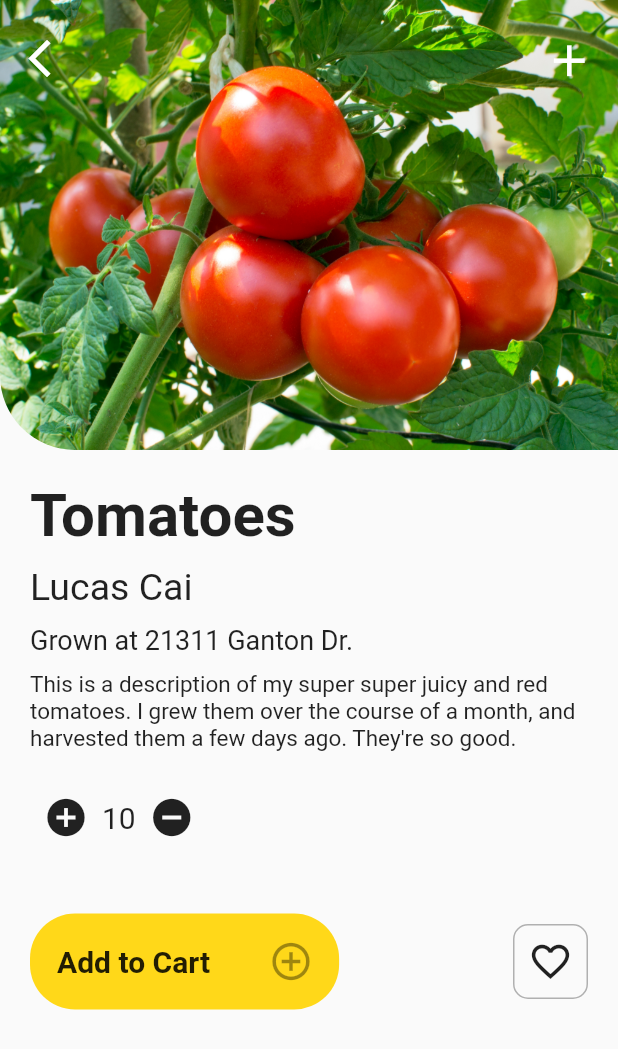
After one commit to PrasannS/farming_app, a Flutter app: the ProduceScreen screen opened directly, on a phone screen of 412 x 824 dp. The commit adds this screen. Shown: the top 1049 px of the screen. Run offline on Flutter 3.47's test engine with Material 2 defaults, Android fonts, the phone set to English and light mode, and no system bars; our stand-ins replace cloud_firestore, curved_navigation_bar, firebase_auth, firebase_storage, image_picker; accounts and stored records are empty.

Commit message:
added marketplace stuff

```diff
--- /dev/null
+++ b/lib/screens/produce_screen.dart
@@ -0,0 +1,116 @@
+import 'package:flutter/material.dart';
+
+class ProduceScreen extends StatefulWidget {
+  @override
+  _ProduceScreenState createState() => _ProduceScreenState();
+}
+
+class _ProduceScreenState extends State<ProduceScreen> {
+  @override
+  Widget build(BuildContext context) {
+    return Scaffold(
+      body: Column(
+        children: [
+          Stack(
+            children: <Widget>[
+              Container(
+                  height: 300.0,
+                  width: double.infinity,
+                  child: ClipRRect(
+                      borderRadius: BorderRadius.only(bottomLeft: Radius.circular(50.0)),
+                      child: Image.asset("assets/img/tomatoes.jpeg", fit: BoxFit.cover,)
+                  ),
+              ),
+              Positioned(
+                top: 15.0,
+                left: 10.0,
+                child: IconButton(
+                  icon: Icon(Icons.arrow_back_ios, size: 30.0, color: Colors.white,),
+                  onPressed: () => Navigator.pop(context),
+                ),
+              ),
+              Positioned(
+                top: 15.0,
+                right: 10.0,
+                child: IconButton(
+                  icon: Icon(Icons.add, size: 35.0, color: Colors.white,),
+                  onPressed:(){
+                  },
+                ),
+              ),
+            ],
+          ),
+          SizedBox(height: 20.0,),
+          Padding(
+            padding: const EdgeInsets.symmetric(horizontal: 20.0),
+            child: Column(
+              crossAxisAlignment: CrossAxisAlignment.start,
+              children: [
+                Text('Tomatoes', style: TextStyle(fontSize: 40.0, fontWeight: FontWeight.bold),),
+                SizedBox(height: 10.0,),
+                Text('Lucas Cai', style: TextStyle(fontSize: 25.0, fontWeight: FontWeight.w400),),
+                SizedBox(height: 10.0,),
+                Text('Grown at 21311 Ganton Dr.', style: TextStyle(fontSize: 18.0, fontWeight: FontWeight.w400),),
+                SizedBox(height: 10.0,),
+                Text(
+                    'This is a description of my super super juicy and red tomatoes. I grew them over the course of a month, and harvested them a few days ago. They\'re so good.',
+                    style: TextStyle(fontSize: 15.0, fontWeight: FontWeight.w400),
+                ),
+                SizedBox(height: 20.0,),
+                Row(
+                  children: [
+                    IconButton(icon: Icon(Icons.add_circle), iconSize: 30.0, onPressed: (){},),
+                    Text('10', style: TextStyle(fontWeight: FontWeight.w400, fontSize: 20.0),),
+                    IconButton(icon: Icon(Icons.remove_circle), iconSize: 30.0, onPressed: (){},),
+                  ],
+                ),
+                SizedBox(height: 40.0,),
+                Row(
+                  mainAxisAlignment: MainAxisAlignment.spaceBetween,
+                  children: [
+                    GestureDetector(
+                      //add to cart button
+                      child: Container(
+                        decoration: BoxDecoration(
+                          borderRadius: BorderRadius.circular(30.0),
+                          color: Color(0xffFFD819),
+                        ),
+                        child: ClipRRect(
+                            borderRadius: BorderRadius.only(bottomLeft: Radius.circular(50.0)),
+                            child: Padding(
+                              padding: const EdgeInsets.all(8.0),
+                              child: Row(
+                                mainAxisAlignment: MainAxisAlignment.spaceBetween,
+                                children: [
+                                  SizedBox(width: 10.0,),
+                                  Text('Add to Cart', style: TextStyle(fontSize: 20.0, fontWeight: FontWeight.w600),),
+                                  SizedBox(width: 30.0,),
+                                  IconButton(icon: Icon(Icons.add_circle_outline), iconSize: 30.0,),
+                                ],
+                              ),
+                            )
+                        ),
+                      ),
+                    ),
+                    Container(
+                      height: 50.0,
+                      width: 50.0,
+                      decoration: BoxDecoration(
+                        borderRadius: BorderRadius.circular(10.0),
+                        border: Border.all(width: 1, color: Colors.grey.withOpacity(0.8)),
+                        //color: Colors.white,
+                      ),
+                      child: Center(
+                        child: Icon(Icons.favorite_border, size: 30.0,),
+                      ),
+                    )
+                  ],
+                )
+              ],
+            ),
+          )
+        ],
+      ),
+    );
+  }
+}
--- a/lib/screens/seed_market.dart
+++ b/lib/screens/seed_market.dart
@@ -1,3 +1,4 @@
+import 'package:farming_app/screens/produce_screen.dart';
 import 'package:flutter/material.dart';
 
 class SeedMarket extends StatefulWidget {
@@ -13,7 +14,9 @@ class _SeedMarketState extends State<SeedMarket> {
     return ListView.builder(
         itemCount: names.length,
         itemBuilder: (BuildContext context, int index){
-          return Padding(
+          return GestureDetector(
+            onTap: () => Navigator.push(context, MaterialPageRoute(builder: (_) => ProduceScreen())),
+            child: Padding(
               padding: const EdgeInsets.all(10.0),
               child: Container(
                 height: 200.0,
@@ -67,6 +70,7 @@ class _SeedMarketState extends State<SeedMarket> {
                     )
                 ),
               ),
+            ),
           );
         }
     );
```
Lines whose indentation alone changed are shown as unchanged.
